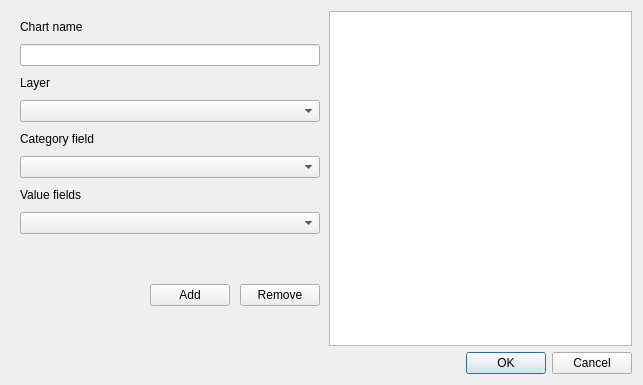
Before: the Qt Designer form src/webappbuilder/ui_charttooldialog.ui in planetfederal/qgis-webappbuilder-plugin, drawn with Qt 5.
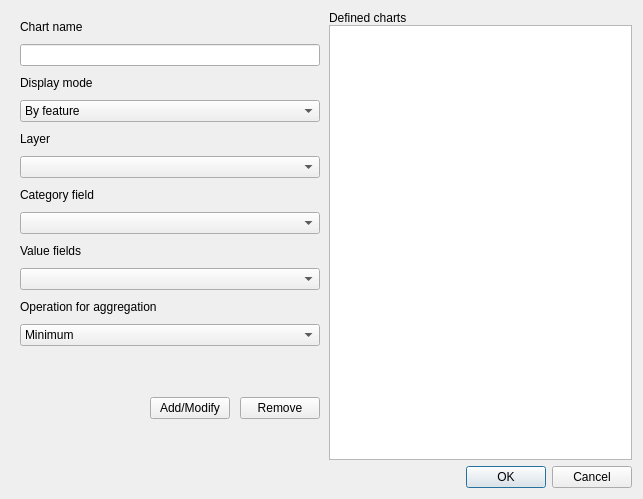
After: the same form once the commit is applied.

Commit message: more functionality for chart tool

Diff of the .ui file:
```diff
--- a/src/webappbuilder/ui_charttooldialog.ui
+++ b/src/webappbuilder/ui_charttooldialog.ui
@@ -7,7 +7,7 @@
     <x>0</x>
     <y>0</y>
     <width>643</width>
-    <height>385</height>
+    <height>499</height>
    </rect>
   </property>
   <property name="windowTitle">
@@ -49,6 +49,27 @@
        <item>
         <widget class="QLineEdit" name="nameBox"/>
        </item>
+       <item>
+        <widget class="QLabel" name="label_5">
+         <property name="text">
+          <string>Display mode</string>
+         </property>
+        </widget>
+       </item>
+       <item>
+        <widget class="QComboBox" name="displayModeCombo">
+         <item>
+          <property name="text">
+           <string>By feature</string>
+          </property>
+         </item>
+         <item>
+          <property name="text">
+           <string>By category</string>
+          </property>
+         </item>
+        </widget>
+       </item>
        <item>
         <widget class="QLabel" name="label_4">
          <property name="text">
@@ -99,6 +120,37 @@
        <item>
         <widget class="QComboBox" name="valueFieldsCombo"/>
        </item>
+       <item>
+        <widget class="QLabel" name="operationLabel">
+         <property name="text">
+          <string>Operation for aggregation</string>
+         </property>
+        </widget>
+       </item>
+       <item>
+        <widget class="QComboBox" name="operationCombo">
+         <item>
+          <property name="text">
+           <string>Minimum</string>
+          </property>
+         </item>
+         <item>
+          <property name="text">
+           <string>Maximum</string>
+          </property>
+         </item>
+         <item>
+          <property name="text">
+           <string>Sum</string>
+          </property>
+         </item>
+         <item>
+          <property name="text">
+           <string>Average</string>
+          </property>
+         </item>
+        </widget>
+       </item>
        <item>
         <spacer name="verticalSpacer">
          <property name="orientation">
@@ -130,7 +182,7 @@
          <item>
           <widget class="QPushButton" name="addButton">
            <property name="text">
-            <string>Add</string>
+            <string>Add/Modify</string>
            </property>
           </widget>
          </item>
@@ -166,6 +218,13 @@
      </item>
      <item>
       <layout class="QVBoxLayout" name="verticalLayout_2">
+       <item>
+        <widget class="QLabel" name="label_6">
+         <property name="text">
+          <string>Defined charts</string>
+         </property>
+        </widget>
+       </item>
        <item>
         <widget class="QListWidget" name="chartsList">
          <property name="sizePolicy">
```
The commit also changes 4 other files.
